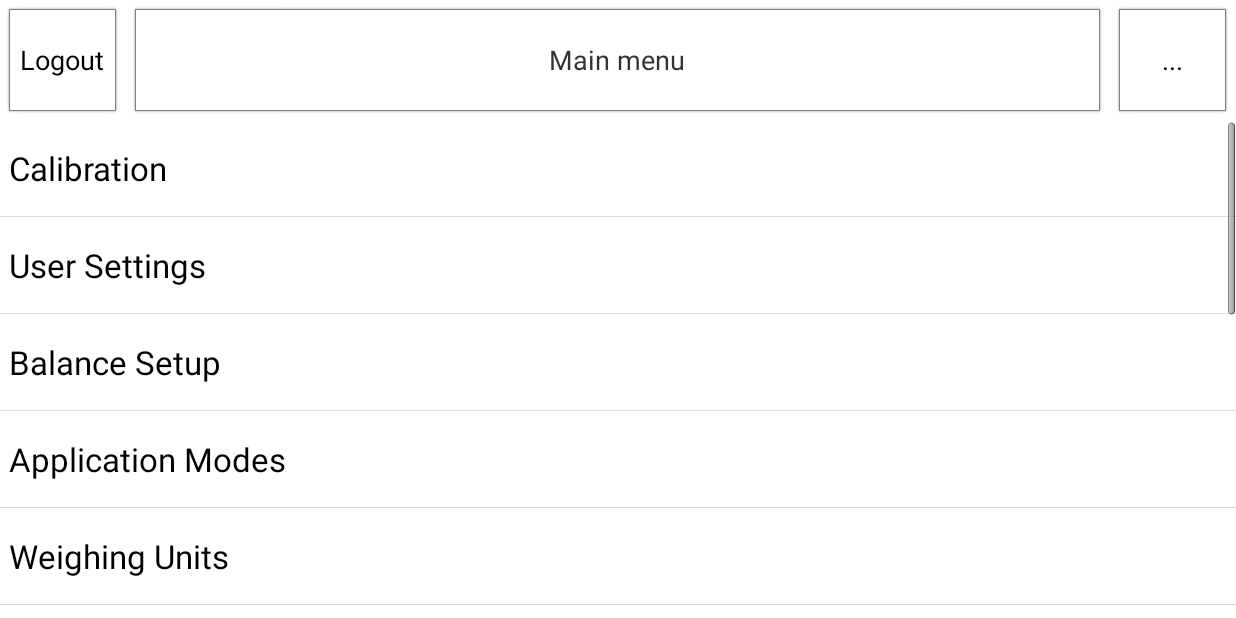
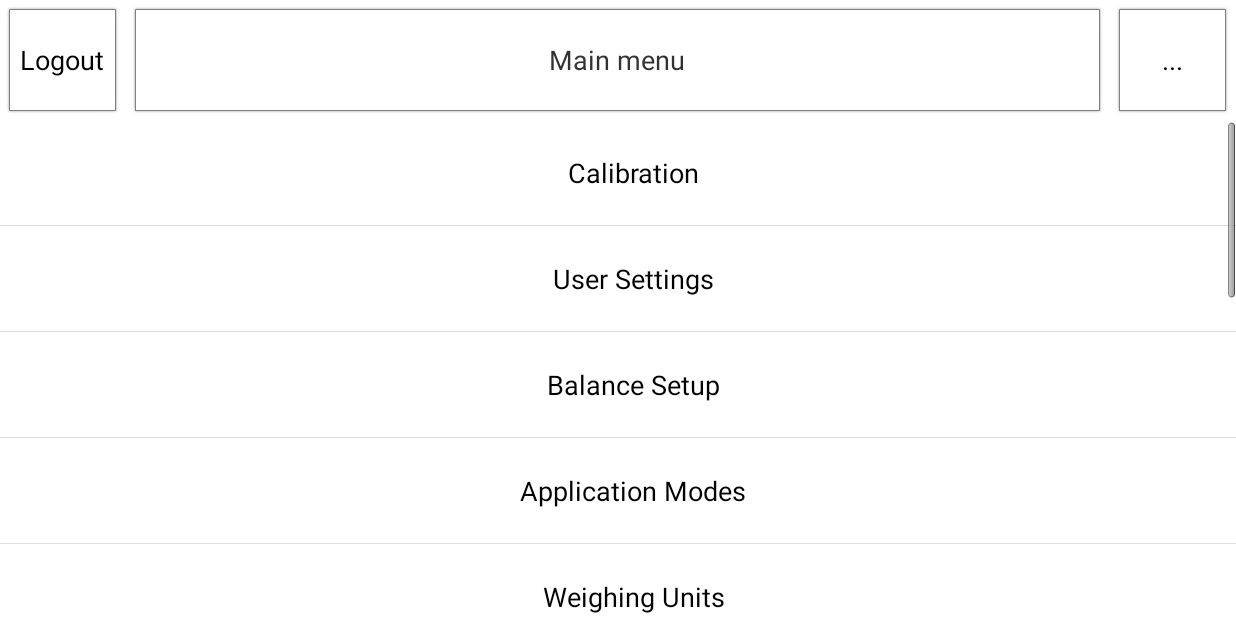
Before and after one commit to mirjalal/android-application-certobalance, an Android app: the ApplicationActivity screen opened directly, with no data from a screen before it, after a tap on "HOME", on a phone screen of 824 x 412 dp (held sideways). Run offline under Robolectric (Android 15) with nearby library versions, the phone set to English and light mode, and no system bars; 6 statements that could not run were skipped; 2 other taps on this screen came first.

Commit message:
refactored the naming of temporary saved weights in Scale.java

```diff
--- a/certoscale/src/main/java/com/certoclav/certoscale/constants/AppConstants.java
+++ b/certoscale/src/main/java/com/certoclav/certoscale/constants/AppConstants.java
@@ -9,7 +9,7 @@ package com.certoclav.certoscale.constants;
  */
 public class AppConstants {
 
-	public static final Boolean IS_IO_SIMULATED = false;
+	public static final Boolean IS_IO_SIMULATED = true;
 	public static final Boolean APPLICATION_DEBUGGING_MODE = false;
 
 	public static final String DOWNLOAD_LINK = "http://lvps46-163-113-210.dedicated.hosteurope.de:80/files/public-docs/certoscale/lilliput/update.zip";
@@ -35,14 +35,12 @@ public class AppConstants {
 	public final static String REST_API_GET_PROFILES = "/api/programs/";// programs.getAll);
 	public final static String REST_API_POST_PROFILE = "/api/programs/";// programs.create);
 	public final static String REST_API_DELETE_PROFILE = "/api/programs/:id";// programs.delete);
-
 	public final static String REST_POST_SUPPORT = "/api/support";// support.send);
 
 	/**
 	 * Routes that can be accessed only by admin users
 	 */
 	public final static String REST_POST_CREATE_DEVICE = "/api/admin/devices/";// devices.createAdmin);
-
     public final static String PREFERENCE_KEY_STATISTICS = "preferences_weigh_statistic";
 
 
@@ -50,4 +48,5 @@ public class AppConstants {
 
 
 
+
 }
--- a/certoscale/src/main/java/com/certoclav/certoscale/listener/ValueTransformedListener.java
+++ /dev/null
@@ -1,6 +0,0 @@
-package com.certoclav.certoscale.listener;
-
-
-public interface ValueTransformedListener {
- void onValueTransformedChanged(Float value);
-}
--- /dev/null
+++ b/certoscale/src/main/java/com/certoclav/certoscale/listener/WeightMeasuredListener.java
@@ -0,0 +1,6 @@
+package com.certoclav.certoscale.listener;
+
+
+public interface WeightMeasuredListener {
+ void onWeightMeasuredChanged(Float value);
+}
--- a/certoscale/src/main/java/com/certoclav/certoscale/menu/ApplicationFragmentTable.java
+++ b/certoscale/src/main/java/com/certoclav/certoscale/menu/ApplicationFragmentTable.java
@@ -84,10 +84,10 @@ public class ApplicationFragmentTable extends Fragment implements SensorDataList
         listReferenceFields.get(0).getTextValue().setText(Scale.getInstance().getTaraAsStringWithUnit());
 
         listReferenceFields.get(1).getTextName().setText("SUM");
-        listReferenceFields.get(1).getTextValue().setText(Scale.getInstance().getScaleValueTransformedAsStringWithUnit());
+        listReferenceFields.get(1).getTextValue().setText(Scale.getInstance().getTotalWeightAsStringWithUnit());
 
         listReferenceFields.get(2).getTextName().setText("LOAD");
-        listReferenceFields.get(2).getTextValue().setText(String.format("%d", Math.round(Scale.getInstance().getScaleValueRaw())) + " %");
+        listReferenceFields.get(2).getTextValue().setText(String.format("%d", Math.round(Scale.getInstance().getWeightRaw())) + " %");
 
 
     }
--- a/certoscale/src/main/java/com/certoclav/certoscale/menu/ApplicationFragmentWeight.java
+++ b/certoscale/src/main/java/com/certoclav/certoscale/menu/ApplicationFragmentWeight.java
@@ -9,8 +9,7 @@ import android.widget.FrameLayout;
 import android.widget.TextView;
 
 import com.certoclav.certoscale.R;
-import com.certoclav.certoscale.listener.SensorDataListener;
-import com.certoclav.certoscale.listener.ValueTransformedListener;
+import com.certoclav.certoscale.listener.WeightMeasuredListener;
 import com.certoclav.certoscale.model.Scale;
 import com.certoclav.certoscale.settings.ItemListFragment.Callbacks;
 
@@ -24,7 +23,7 @@ import com.certoclav.certoscale.settings.ItemListFragment.Callbacks;
  * Activities containing this fragment MUST implement the {@link Callbacks}
  * interface.
  */
-public class ApplicationFragmentWeight extends Fragment implements ValueTransformedListener{
+public class ApplicationFragmentWeight extends Fragment implements WeightMeasuredListener {
     private FrameLayout barload = null;
     private TextView textInstruction = null;
     private TextView textSum = null;
@@ -47,20 +46,27 @@ public class ApplicationFragmentWeight extends Fragment implements ValueTransfor
     @Override
     public void onResume() {
         super.onResume();
-        Scale.getInstance().setOnValueTransformedListener(this);
+        Scale.getInstance().setOnWeightMeasuredListener(this);
     }
 
     @Override
     public void onPause() {
         super.onPause();
-        Scale.getInstance().removeOnValueTransformedListener(this);
+        Scale.getInstance().removeOnWeightMeasuredListener(this);
     }
 
 
 
     @Override
-    public void onValueTransformedChanged(Float value) {
-        textValue.setText(Scale.getInstance().getScaleValueTransformedAsStringWithUnit());
+    public void onWeightMeasuredChanged(Float value) {
+
+        //Show weight to the user in respect to the TARA weight
+        textValue.setText(Scale.getInstance().getRelativeWeightAsStringWithUnit());
+
+        //Show measured total weight to the user
+        textSum.setText("SUM: " + Scale.getInstance().getTotalWeightAsStringWithUnit());
+
+        //Update Loading bar
         FrameLayout.LayoutParams params = (FrameLayout.LayoutParams) barload.getLayoutParams();
         int width = (int) (value*7.0);
         if(width<0){
@@ -75,13 +81,13 @@ public class ApplicationFragmentWeight extends Fragment implements ValueTransfor
             //todo color bar red
         }
 
-        if(Scale.getInstance().getScaleValueRaw() - Scale.getInstance().getTara() == 0){
+        if(Scale.getInstance().getWeightRaw() - Scale.getInstance().getWeightTara() == 0){
             textInstruction.setText("Please place item");
         }else{
             textInstruction.setText("");
         }
 
-        textSum.setText("SUM: " + Scale.getInstance().getScaleValueTransformedAsStringWithUnit());
+
 
     }
 }
--- a/certoscale/src/main/java/com/certoclav/certoscale/menu/HomeActivity.java
+++ b/certoscale/src/main/java/com/certoclav/certoscale/menu/HomeActivity.java
@@ -46,7 +46,7 @@ public class HomeActivity extends Activity implements ButtonEventListener {
         navigationbar.getTextTitle().setText("Main menu");
         navigationbar.getTextTitle().setVisibility(View.VISIBLE);
         listView = (ListView) findViewById(R.id.menu_main_list);
-        arrayAdapter = new ArrayAdapter<String>(this, android.R.layout.simple_list_item_1, getResources().getStringArray(R.array.array_menu_main));
+        arrayAdapter = new ArrayAdapter<String>(this, R.layout.list_item_menu, getResources().getStringArray(R.array.array_menu_main));
         listView.setAdapter(arrayAdapter);
         listView.setOnItemClickListener(new AdapterView.OnItemClickListener() {
             @Override
--- a/certoscale/src/main/java/com/certoclav/certoscale/model/Navigationbar.java
+++ b/certoscale/src/main/java/com/certoclav/certoscale/model/Navigationbar.java
@@ -96,7 +96,6 @@ public void onCreate(){
 	spinnerModeAdapter.setDropDownViewResource(R.layout.spinner);
 	spinnerMode.setAdapter(spinnerModeAdapter);
 
-
 	spinnerMode.setOnItemSelectedListener(new AdapterView.OnItemSelectedListener() {
 		@Override
 		public void onItemSelected(AdapterView<?> parent, View view, int position, long id) {
--- a/certoscale/src/main/java/com/certoclav/certoscale/model/Scale.java
+++ b/certoscale/src/main/java/com/certoclav/certoscale/model/Scale.java
@@ -2,7 +2,7 @@ package com.certoclav.certoscale.model;
 
 import com.certoclav.certoscale.listener.ScaleApplicationListener;
 import com.certoclav.certoscale.listener.SensorDataListener;
-import com.certoclav.certoscale.listener.ValueTransformedListener;
+import com.certoclav.certoscale.listener.WeightMeasuredListener;
 import com.certoclav.certoscale.service.ReadAndParseSerialService;
 
 import java.util.ArrayList;
@@ -20,7 +20,7 @@ public class Scale extends Observable {
 
 	ArrayList<SensorDataListener> sensorDataListeners = new ArrayList<SensorDataListener>();
 	ArrayList<ScaleApplicationListener> applicationListeners = new ArrayList<ScaleApplicationListener>();
-	ArrayList<ValueTransformedListener> valueTransformedListeners = new ArrayList<ValueTransformedListener>();
+	ArrayList<WeightMeasuredListener> weightMesuredListeners = new ArrayList<WeightMeasuredListener>();
 
 	private SerialService serialServiceScale = null;
 	private SerialService serialServicePrinter = null;
@@ -47,6 +47,10 @@ public class Scale extends Observable {
 
 	private ScaleApplication scaleApplication = ScaleApplication.WEIGHING;
 	private ScaleState state = ScaleState.READY; //default init state is READY_AND_WAITING_FOR_LOGIN
+	private Float weightMultiplier = (float)1.0 ; //multiplier for part counting. For example: multiplier == 1 => Weight of 1 part is 1 gram
+	private Float weightRaw = (float) 0; //raw value reiceived from Serial port of the balance
+	private Float weightMeasured = (float) 0; //measured weight
+	private Float weightTara = (float) 0; //tara
 
 	public Float getWeightMultiplier() {
 		return weightMultiplier;
@@ -56,44 +60,51 @@ public class Scale extends Observable {
 		this.weightMultiplier = weightMultiplier;
 	}
 
-	private Float weightMultiplier = (float)1.0 ;
-	private Float scaleValueRaw = (float) 0;
-
-	public Float getScaleValueTransformed() {
-		return scaleValueTransformed;
+	public Float getWeightMeasured() {
+		return weightMeasured;
 	}
 
 
 	public String getTaraAsStringWithUnit() {
 		switch (getScaleApplication()){
 			case PART_COUNTING:
-				return String.format("%d", Math.round(getTara())) + " "+ Scale.getInstance().getUnitTransformed();
+				return String.format("%d", Math.round(getWeightTara())) + " "+ Scale.getInstance().getUnitTransformed();
 			default:
-				return String.format("%.4f",getTara()) + " "+ Scale.getInstance().getUnitTransformed();
+				return String.format("%.4f", getWeightTara()) + " "+ Scale.getInstance().getUnitTransformed();
 		}
 	}
 
 
-	public String getScaleValueTransformedAsStringWithUnit() {
+	public String getTotalWeightAsStringWithUnit() {
 
 		switch (getScaleApplication()){
 			case PART_COUNTING:
-				return String.format("%d", Math.round(Scale.getInstance().getScaleValueTransformed())) + " "+ Scale.getInstance().getUnitTransformed();
+				return String.format("%d", Math.round(getWeightMeasured())) + " "+ Scale.getInstance().getUnitTransformed();
 			default:
-				return String.format("%.4f",Scale.getInstance().getScaleValueTransformed()) + " "+ Scale.getInstance().getUnitTransformed();
+				return String.format("%.4f", getWeightMeasured()) + " "+ Scale.getInstance().getUnitTransformed();
 		}
 
 	}
 
-	public void setScaleValueTransformed(Float scaleValueTransformed) {
-		this.scaleValueTransformed = scaleValueTransformed;
-		for(ValueTransformedListener listener: valueTransformedListeners){
-			listener.onValueTransformedChanged(scaleValueTransformed);
+	public String getRelativeWeightAsStringWithUnit() {
+
+		switch (getScaleApplication()){
+			case PART_COUNTING:
+				return String.format("%d", Math.round( getWeightMeasured() - getWeightTara() )) + " "+ Scale.getInstance().getUnitTransformed();
+			default:
+				return String.format("%.4f", getWeightMeasured() - getWeightTara()) + " "+ Scale.getInstance().getUnitTransformed();
+		}
+
+	}
+
+	public void setWeightMeasured(Float weightMeasured) {
+		this.weightMeasured = weightMeasured;
+		for(WeightMeasuredListener listener: weightMesuredListeners){
+			listener.onWeightMeasuredChanged(weightMeasured);
 		}
 	}
 
-	private Float scaleValueTransformed = (float) 0;
-	private Float tara = (float) 0;
+
 
 	//valveEnabled == false if valve is locked and is not able to blow steam out
 	private boolean valveEnabled = true;
@@ -130,11 +141,11 @@ public class Scale extends Observable {
 		this.microcontrollerReachable = microcontrollerReachable;
 	}
 
-	public void setOnValueTransformedListener (ValueTransformedListener listener){
-		this.valueTransformedListeners.add(listener);
+	public void setOnWeightMeasuredListener(WeightMeasuredListener listener){
+		this.weightMesuredListeners.add(listener);
 	}
-	public void removeOnValueTransformedListener (ValueTransformedListener listener){
-		this.valueTransformedListeners.remove(listener);
+	public void removeOnWeightMeasuredListener(WeightMeasuredListener listener){
+		this.weightMesuredListeners.remove(listener);
 	}
 	public void setOnSensorDataListener (SensorDataListener listener){
 		this.sensorDataListeners.add(listener);
@@ -164,7 +175,7 @@ public class Scale extends Observable {
 		}
 
 	public void setValue(Float value) {
-		setScaleValueRaw(value);
+		setWeightRaw(value);
 
 
 		for(SensorDataListener listener : sensorDataListeners){
@@ -173,20 +184,20 @@ public class Scale extends Observable {
 
 	}
 
-	public Float getScaleValueRaw() {
-		return scaleValueRaw;
+	public Float getWeightRaw() {
+		return weightRaw;
 	}
 
-	public void setScaleValueRaw(Float scaleValueRaw) {
-		this.scaleValueRaw = scaleValueRaw;
+	public void setWeightRaw(Float weightRaw) {
+		this.weightRaw = weightRaw;
 	}
 
-	public Float getTara() {
-		return tara;
+	public Float getWeightTara() {
+		return weightTara;
 	}
 
-	public void setTara(Float tara) {
-		this.tara = tara;
+	public void setWeightTara(Float weightTara) {
+		this.weightTara = weightTara;
 	}
 
 	public ReadAndParseSerialService getReadAndParseSerialService() {
@@ -212,4 +223,5 @@ public class Scale extends Observable {
 	}
 
 
+
 }
--- a/certoscale/src/main/java/com/certoclav/certoscale/supervisor/ApplicationManager.java
+++ b/certoscale/src/main/java/com/certoclav/certoscale/supervisor/ApplicationManager.java
@@ -30,7 +30,7 @@ public class ApplicationManager implements SensorDataListener, ScaleApplicationL
     @Override
     public void onApplicationChange(ScaleApplication application) {
 
-        Scale.getInstance().setTara((float) 0);
+        Scale.getInstance().setWeightTara((float) 0);
 
         switch (application){
 
@@ -58,10 +58,10 @@ public class ApplicationManager implements SensorDataListener, ScaleApplicationL
         //For example:
         switch (Scale.getInstance().getScaleApplication()){
             case PART_COUNTING:
-                Scale.getInstance().setScaleValueTransformed((float) ((int)(value/3))); //example if one piece weights 3 grams
+                Scale.getInstance().setWeightMeasured((float) ((int)(value*Scale.getInstance().getWeightMultiplier()))); //example if one piece weights 3 grams
                 break;
             default:
-                Scale.getInstance().setScaleValueTransformed(value);
+                Scale.getInstance().setWeightMeasured(value);
         }
 
     }
--- /dev/null
+++ b/certoscale/src/main/res/layout/list_item_menu.xml
@@ -0,0 +1,23 @@
+<?xml version="1.0" encoding="utf-8"?>
+<!-- Copyright (C) 2010 The Android Open Source Project
+     Licensed under the Apache License, Version 2.0 (the "License");
+     you may not use this file except in compliance with the License.
+     You may obtain a copy of the License at
+          http://www.apache.org/licenses/LICENSE-2.0
+     Unless required by applicable law or agreed to in writing, software
+     distributed under the License is distributed on an "AS IS" BASIS,
+     WITHOUT WARRANTIES OR CONDITIONS OF ANY KIND, either express or implied.
+     See the License for the specific language governing permissions and
+     limitations under the License.
+-->
+<TextView xmlns:android="http://schemas.android.com/apk/res/android"
+    android:id="@android:id/text1"
+    android:layout_width="match_parent"
+    android:layout_height="70dp"
+    android:textSize="18sp"
+    android:textColor="@android:color/black"
+    android:gravity="center"
+    android:text="Menu item"
+    android:maxLines="1"
+    android:paddingLeft="20dp"
+    />
```
Also changed, not shown: certoscale/src/main/java/com/certoclav/certoscale/menu/ApplicationActivity.java (+4 -4 lines).
